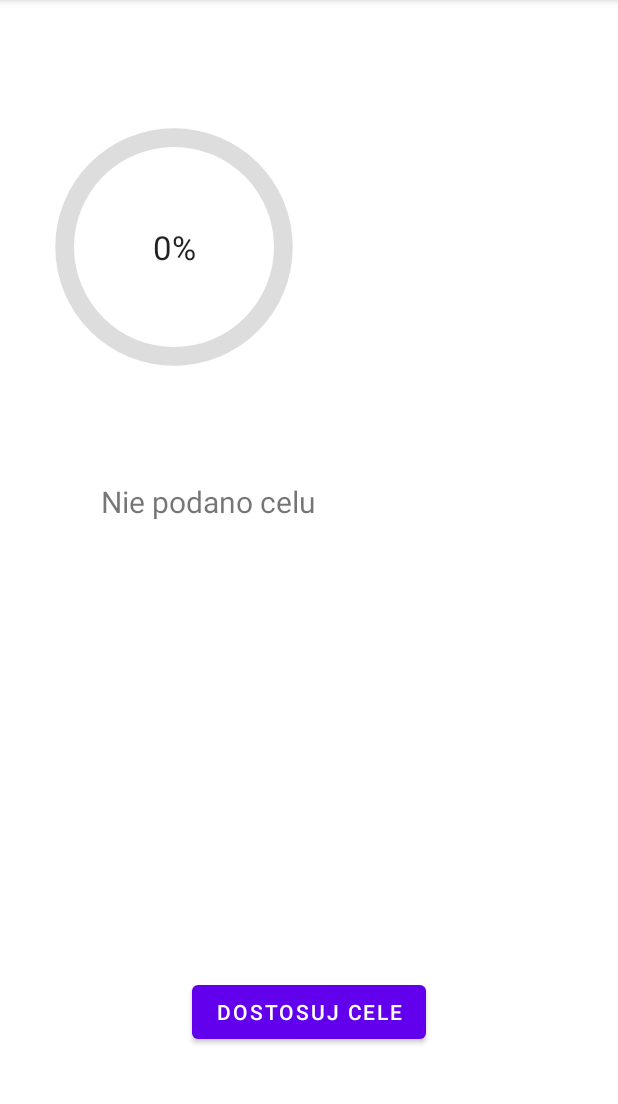
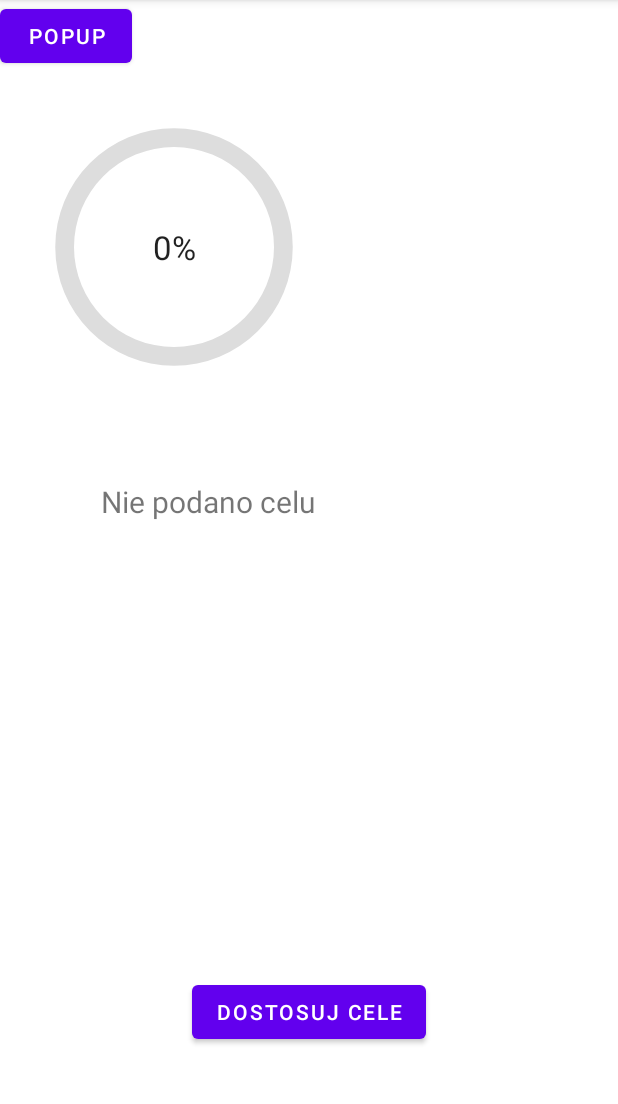
Before and after one commit to staryDziad/StopSmoke, an Android app: the Oszczedzaj screen opened directly, with no data from a screen before it, on a phone screen of 412 x 824 dp, the part 84-1188 px from its top. Run offline under Robolectric (Android 15) with nearby library versions, the phone set to English and light mode, and no system bars; our stand-ins replace Firebase (no records; nobody signed in at launch, a user with empty details on screens opened directly); 10 statements that could not run were skipped.

Commit message:
30.06.2021_1

```diff
--- a/app/src/main/java/com/example/stopsmoke/Ochota_na_papierosa.kt
+++ b/app/src/main/java/com/example/stopsmoke/Ochota_na_papierosa.kt
@@ -5,6 +5,7 @@ import androidx.appcompat.app.AppCompatActivity
 import android.os.Bundle
 import android.view.View
 import android.widget.Button
+import android.widget.EditText
 import pl.droidsonroids.gif.GifImageButton
 
 class Ochota_na_papierosa : AppCompatActivity() {
@@ -13,6 +14,7 @@ class Ochota_na_papierosa : AppCompatActivity() {
     private var btGif2 : GifImageButton? = null
     private var btGif3 : GifImageButton? = null
     private var mDialog : Dialog? = null
+
 
     override fun onCreate(savedInstanceState: Bundle?) {
         super.onCreate(savedInstanceState)
@@ -23,10 +25,12 @@ class Ochota_na_papierosa : AppCompatActivity() {
         mDialog = Dialog(this)
 
 
+
         btGif1?.setOnClickListener(object: View.OnClickListener{
             override fun onClick(v: View){
                 mDialog!!.setContentView(R.layout.papieros_gif_1)
                 mDialog!!.show()
+
             }
         })
 
@@ -34,6 +38,7 @@ class Ochota_na_papierosa : AppCompatActivity() {
             override fun onClick(v: View){
                 mDialog!!.setContentView(R.layout.papieros_gif_2)
                 mDialog!!.show()
+
             }
         })
 
--- a/app/src/main/java/com/example/stopsmoke/Oszczedzaj.kt
+++ b/app/src/main/java/com/example/stopsmoke/Oszczedzaj.kt
@@ -1,12 +1,13 @@
 package com.example.stopsmoke
 
+import android.app.Dialog
+import android.content.Context
 import android.content.Intent
 import androidx.appcompat.app.AppCompatActivity
 import android.os.Bundle
+import android.view.LayoutInflater
 import android.view.View
-import android.widget.Button
-import android.widget.ProgressBar
-import android.widget.TextView
+import android.widget.*
 import com.google.firebase.Timestamp
 import com.google.protobuf.Empty
 import java.time.Duration
@@ -19,15 +20,44 @@ class Oszczedzaj : AppCompatActivity() {
     private var btCele: Button? = null
     private var txCel1: TextView? = null
     private var progr = 0
+    private var mDialog : Dialog? = null
+    private var btProba: Button? = null
+    private var cel1_popup: EditText? = null
+    private var cena1_popup: EditText? = null
+    private var btOk: Button? = null
 
     override fun onCreate(savedInstanceState: Bundle?) {
         super.onCreate(savedInstanceState)
         setContentView(R.layout.activity_oszczedzaj)
         btCele = findViewById(R.id.btCele)
         txCel1 = findViewById(R.id.txCel1)
+        mDialog = Dialog(this)
+        btProba = findViewById(R.id.btProba)
+        cel1_popup = findViewById(R.id.cel1_popup)
+        cena1_popup = findViewById(R.id.cena1_popup)
+        btOk = findViewById(R.id.btOk)
+
 
 
         FireStoreClass().getUserDetails(this)
+
+        btProba?.setOnClickListener(object: View.OnClickListener{
+            override fun onClick(v: View){
+                mDialog!!.setContentView(R.layout.popup_cel1)
+                mDialog!!.show()
+                var price = cena1_popup
+                var goal = cel1_popup
+                btOk?.setOnClickListener(object: View.OnClickListener{
+                    override fun onClick(v: View){
+                        //mDialog!!.setContentView(R.layout.popup_cel1)
+                        mDialog!!.dismiss()
+                    }
+                })
+
+            }
+        })
+
+
 
         btCele?.setOnClickListener(object: View.OnClickListener{
             override fun onClick(v: View){
--- a/app/src/main/res/layout/activity_oszczedzaj.xml
+++ b/app/src/main/res/layout/activity_oszczedzaj.xml
@@ -57,4 +57,12 @@
         app:layout_constraintStart_toStartOf="parent"
         app:layout_constraintTop_toBottomOf="@+id/progress_bar"
         app:layout_constraintVertical_bias="0.117" />
+
+    <Button
+        android:id="@+id/btProba"
+        android:layout_width="wrap_content"
+        android:layout_height="wrap_content"
+        android:text="popup"
+        tools:layout_editor_absoluteX="71dp"
+        tools:layout_editor_absoluteY="384dp" />
 </androidx.constraintlayout.widget.ConstraintLayout>
```
Also changed, not shown: app/src/main/res/layout/popup_cel1.xml (added, +43 -0 lines).
